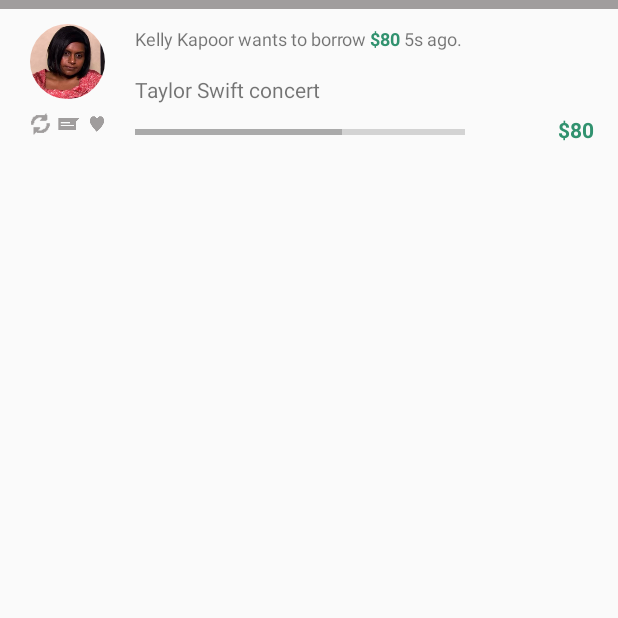
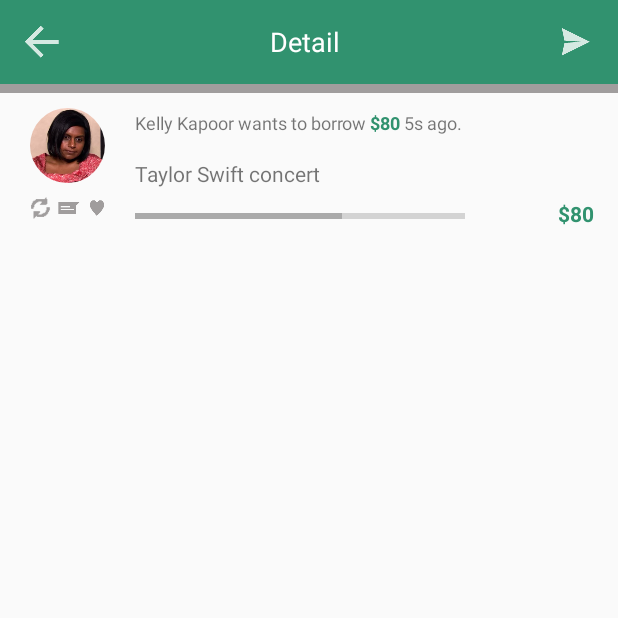
Before and after one commit to claudialuclaudia/Borrow-Android-App, an Android app: the screen it shows after launch (DetailActivity), after a tap on an icon or button, on a phone screen of 412 x 824 dp, the top half of it. Run offline under Robolectric (Android 15) with nearby library versions, the phone set to English and light mode, and no system bars; our stand-ins replace CircleImageView.

Commit message:
DetailActivity action bar done

```diff
--- a/app/src/main/java/cash/borrow/android/DetailActivity.java
+++ b/app/src/main/java/cash/borrow/android/DetailActivity.java
@@ -3,8 +3,14 @@ package cash.borrow.android;
 import android.support.v7.app.AppCompatActivity;
 import android.os.Bundle;
 import android.support.v7.widget.RecyclerView;
+import android.support.v7.widget.Toolbar;
+import android.view.Menu;
+import android.view.MenuItem;
+import android.view.View;
 import android.widget.ArrayAdapter;
+import android.widget.ImageView;
 import android.widget.ListView;
+import android.widget.Toast;
 
 import org.w3c.dom.Comment;
 
@@ -32,6 +38,9 @@ public class DetailActivity extends AppCompatActivity {
     protected void onCreate(Bundle savedInstanceState) {
         super.onCreate(savedInstanceState);
         setContentView(R.layout.activity_detail);
+
+        Toolbar myToolbar = (Toolbar) findViewById(R.id.my_toolbar);
+        setSupportActionBar(myToolbar);
 
         RequestItem item = getIntent().getExtras().getParcelable(RequestItemAdapter.ITEM_KEY);
         if (item == null) {
@@ -61,5 +70,36 @@ public class DetailActivity extends AppCompatActivity {
 //
         ListView listView = (ListView) findViewById(R.id.commentList);
         listView.setAdapter(commentAdapter);
+
+        ImageView imageView = (ImageView) findViewById(R.id.action_back);
+        imageView.setOnClickListener(new View.OnClickListener() {
+            @Override
+            public void onClick(View v) {
+                onBackPressed();
+            }
+        });
+    }
+
+    @Override
+    public boolean onCreateOptionsMenu(Menu menu) {
+        // Inflate the menu; this adds items to the action bar if it is present.
+        getMenuInflater().inflate(R.menu.activity_detail, menu);
+        return true;
+    }
+
+    @Override
+    public boolean onOptionsItemSelected(MenuItem item) {
+        // Handle action bar item clicks here. The action bar will
+        // automatically handle clicks on the Home/Up button, so long
+        // as you specify a parent activity in AndroidManifest.xml.
+        int id = item.getItemId();
+
+        //noinspection SimplifiableIfStatement
+        if (id == R.id.action_send) {
+            Toast.makeText(this, "I can do nothing because Chase designed nothing--LAZY", Toast.LENGTH_SHORT).show();
+            return true;
+        }
+
+        return super.onOptionsItemSelected(item);
     }
 }
--- a/app/src/main/java/cash/borrow/android/UserActivity.java
+++ b/app/src/main/java/cash/borrow/android/UserActivity.java
@@ -69,7 +69,6 @@ public class UserActivity extends AppCompatActivity {
                 onBackPressed();
             }
         });
-
     }
 
     @Override
--- a/app/src/main/res/layout/activity_detail.xml
+++ b/app/src/main/res/layout/activity_detail.xml
@@ -7,11 +7,36 @@
     android:layout_height="match_parent"
     tools:context="cash.borrow.android.DetailActivity">
 
+    <android.support.v7.widget.Toolbar
+        android:id="@+id/my_toolbar"
+        android:layout_width="match_parent"
+        android:layout_height="?attr/actionBarSize"
+        android:background="@color/borrowGreen"
+        tools:ignore="HardcodedText"
+        android:layout_alignParentTop="true"
+        android:layout_alignParentLeft="true"
+        android:layout_alignParentStart="true">
+
+        <TextView
+            android:id="@+id/mytext"
+            android:layout_width="match_parent"
+            android:layout_height="wrap_content"
+            android:gravity="center"
+            android:text="Detail"
+            android:paddingLeft="40dp"
+            android:paddingRight="5dp"
+            android:textColor="@android:color/white"
+            android:textSize="18sp"
+            tools:ignore="HardcodedText" />
+
+    </android.support.v7.widget.Toolbar>
+
     <android.support.v7.widget.RecyclerView
         android:id="@+id/detailRvItems"
         android:layout_width="match_parent"
         android:layout_height="wrap_content"
         app:layoutManager="LinearLayoutManager"
+        android:layout_below="@+id/my_toolbar"
         />
 
     <ListView
@@ -21,4 +46,15 @@
         android:layout_below="@+id/detailRvItems"
         />
 
+    <ImageButton
+        android:id="@+id/action_back"
+        style="?attr/actionButtonStyle"
+        android:layout_width="wrap_content"
+        android:layout_height="wrap_content"
+        android:layout_alignParentLeft="true"
+        android:layout_alignParentStart="true"
+        android:layout_alignTop="@+id/my_toolbar"
+        android:layout_alignBottom="@+id/my_toolbar"
+        android:src="@drawable/ic_action_back" />
+
 </RelativeLayout>
--- /dev/null
+++ b/app/src/main/res/menu/activity_detail.xml
@@ -0,0 +1,12 @@
+<?xml version="1.0" encoding="utf-8"?>
+<menu xmlns:android="http://schemas.android.com/apk/res/android"
+    xmlns:app="http://schemas.android.com/apk/res-auto">
+
+    <item
+        android:id="@+id/action_send"
+        android:title="Send"
+        android:icon="@drawable/ic_action_send_now"
+        app:showAsAction="always"
+        />
+
+</menu>
```
